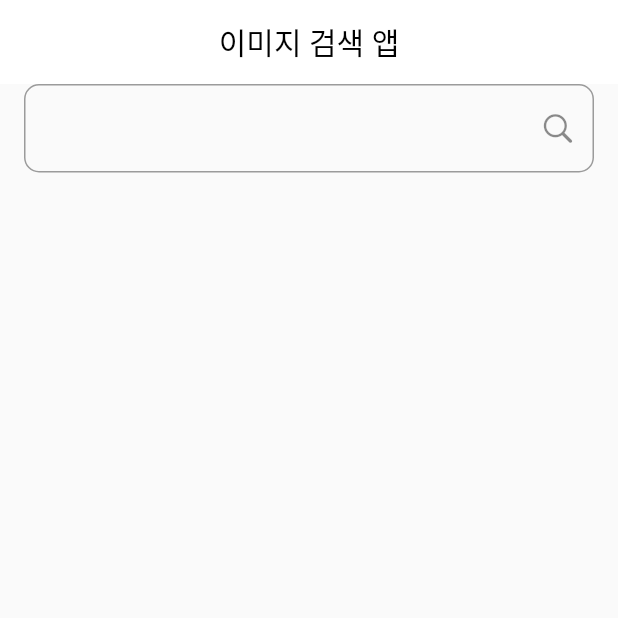
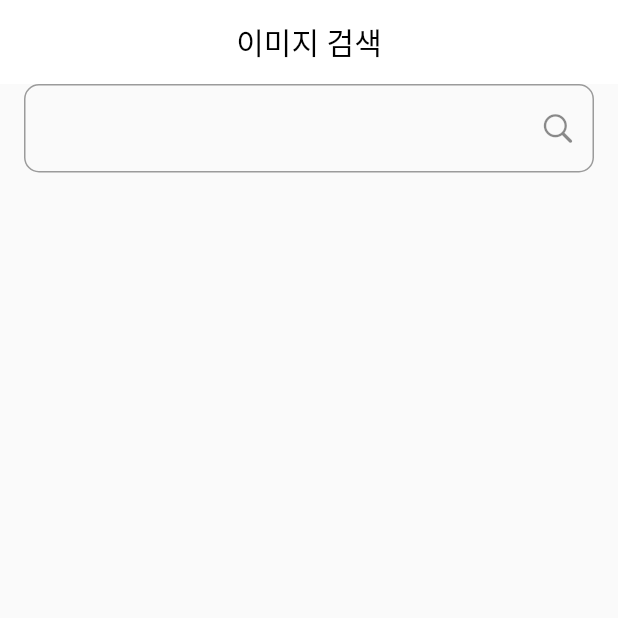
Before and after one commit to Juwon-Yun/image_search, a Flutter app: the screen it shows after launch, on a phone screen of 412 x 824 dp, the top half of it. Run offline on Flutter 3.47's test engine with Material 2 defaults, Android fonts, the phone set to English and light mode, and no system bars.

```diff
--- a/lib/ui/main_screen.dart
+++ b/lib/ui/main_screen.dart
@@ -21,7 +21,8 @@ class _MainScreenState extends State<MainScreen> {
   // final api = PixabayApi();
 
   // 의존성 분리
-  // 1. 의존성 모듈을 인자로 받는다.
+  // 1. 의존성 모듈을 인자로 받는다 -> 분리는 되지만 좋은방법은 아니다.
+  // 2. InheritedWidget으로 의존성을 주입한다.
 
   List<Photo> _photos = [];
 
@@ -40,7 +41,7 @@ class _MainScreenState extends State<MainScreen> {
         centerTitle: true,
         backgroundColor: Colors.white,
         title: Text(
-          '이미지 검색 앱',
+          '이미지 검색',
           style: TextStyle(color: Colors.black),
         ),
         elevation: 0,
```
Also changed, not shown: 1 other file.
